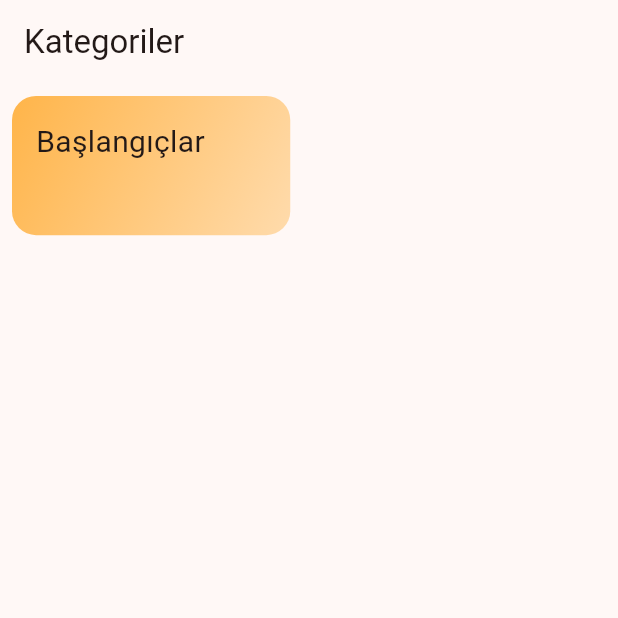
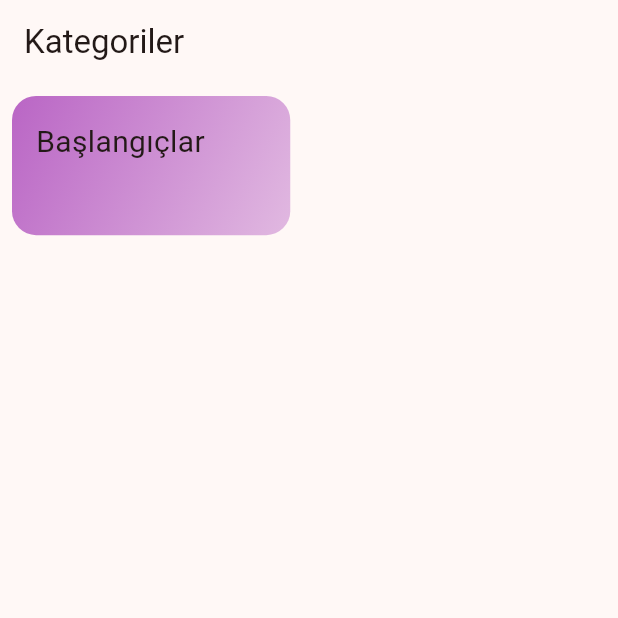
Before and after one commit to uzaydin/flutter_projects, a Flutter app: the screen it shows after launch, on a phone screen of 412 x 824 dp, the top half of it. Run offline on Flutter 3.47's test engine with Material 3 defaults, Android fonts, the phone set to English and light mode, and no system bars.

Commit message:
Update category_card.dart

```diff
--- a/mealsapp/lib/widgets/category_card.dart
+++ b/mealsapp/lib/widgets/category_card.dart
@@ -21,8 +21,8 @@ class CategoryCard extends StatelessWidget {
         decoration: BoxDecoration(
           gradient: LinearGradient(
             colors: [
-              Colors.orange.withOpacity(0.7),
-              Colors.orange.withOpacity(0.3)
+              category.color.withOpacity(0.7),
+              category.color.withOpacity(0.3)
             ],
             begin: Alignment.topLeft,
             end: Alignment.bottomRight,
```
